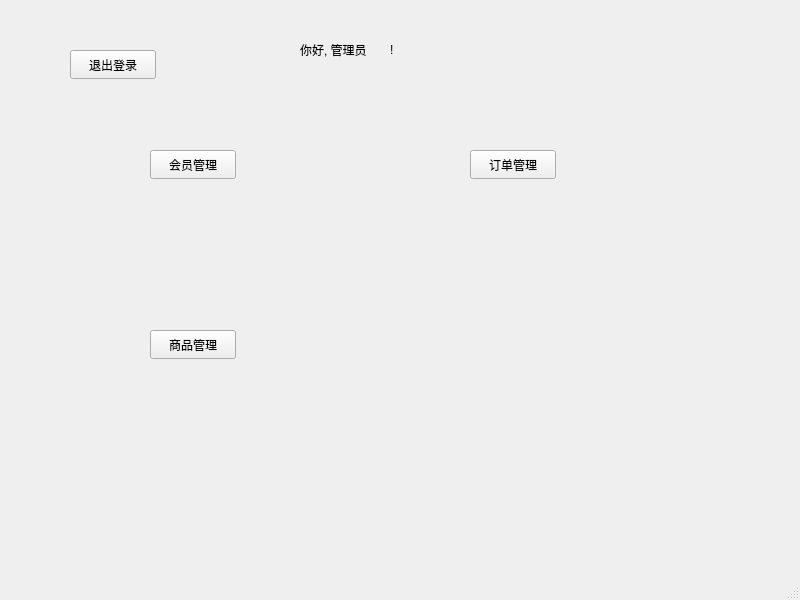
Above: admwindow.ui from SparklingPumpkin/DB_test_1 before the change. Below: the same form after it.
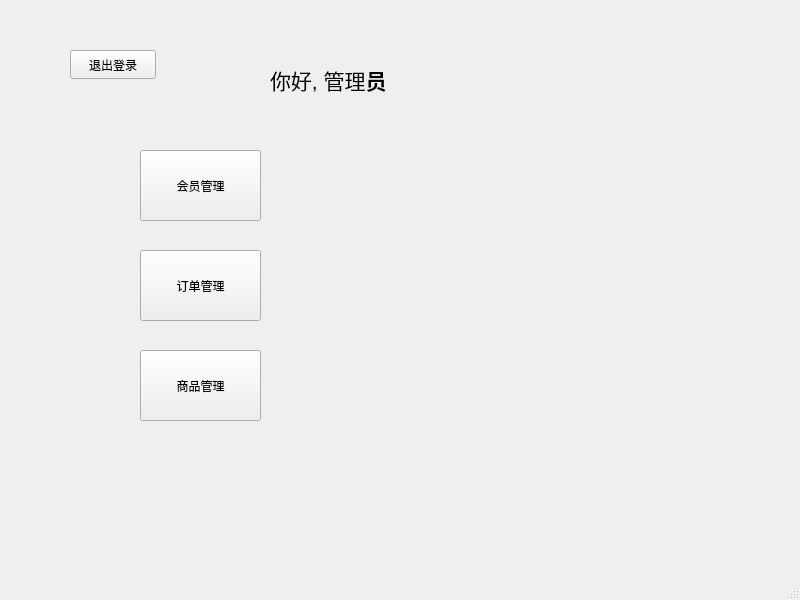
That is the form after the change.

The edit to the form file:
```diff
--- a/admwindow.ui
+++ b/admwindow.ui
@@ -17,10 +17,10 @@
    <widget class="QPushButton" name="pB_memberm">
     <property name="geometry">
      <rect>
-      <x>150</x>
+      <x>140</x>
       <y>150</y>
-      <width>86</width>
-      <height>29</height>
+      <width>121</width>
+      <height>71</height>
      </rect>
     </property>
     <property name="text">
@@ -30,10 +30,10 @@
    <widget class="QPushButton" name="pB_orderm">
     <property name="geometry">
      <rect>
-      <x>470</x>
-      <y>150</y>
-      <width>86</width>
-      <height>29</height>
+      <x>140</x>
+      <y>250</y>
+      <width>121</width>
+      <height>71</height>
      </rect>
     </property>
     <property name="text">
@@ -43,10 +43,10 @@
    <widget class="QPushButton" name="pB_merchandisem">
     <property name="geometry">
      <rect>
-      <x>150</x>
-      <y>330</y>
-      <width>86</width>
-      <height>29</height>
+      <x>140</x>
+      <y>350</y>
+      <width>121</width>
+      <height>71</height>
      </rect>
     </property>
     <property name="text">
@@ -56,14 +56,14 @@
    <widget class="QLabel" name="label">
     <property name="geometry">
      <rect>
-      <x>300</x>
-      <y>40</y>
-      <width>81</width>
-      <height>20</height>
+      <x>270</x>
+      <y>50</y>
+      <width>241</width>
+      <height>61</height>
      </rect>
     </property>
     <property name="text">
-     <string>你好, 管理员</string>
+     <string>&lt;html&gt;&lt;head/&gt;&lt;body&gt;&lt;p&gt;&lt;span style=&quot; font-size:16pt;&quot;&gt;你好, 管理&lt;/span&gt;&lt;span style=&quot; font-size:16pt; font-weight:700;&quot;&gt;员&lt;/span&gt;&lt;/p&gt;&lt;/body&gt;&lt;/html&gt;</string>
     </property>
    </widget>
    <widget class="QPushButton" name="pB_logoff">
@@ -79,19 +79,6 @@
      <string>退出登录</string>
     </property>
    </widget>
-   <widget class="QLabel" name="label_2">
-    <property name="geometry">
-     <rect>
-      <x>390</x>
-      <y>40</y>
-      <width>62</width>
-      <height>20</height>
-     </rect>
-    </property>
-    <property name="text">
-     <string>!</string>
-    </property>
-   </widget>
   </widget>
   <widget class="QMenuBar" name="menubar">
    <property name="geometry">
```
